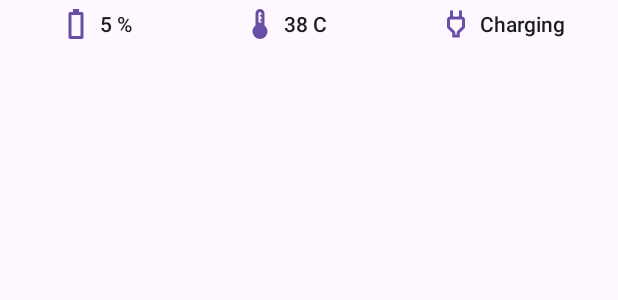
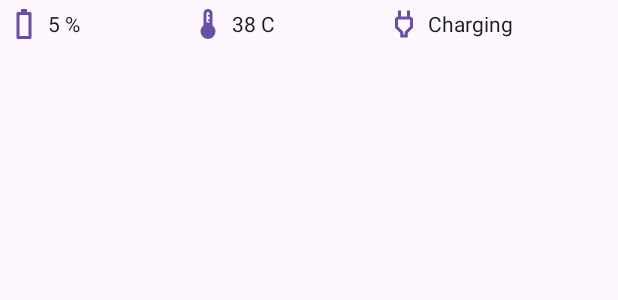
Before and after one commit to huyhunhngc/battery_meter, an Android app built with Jetpack Compose: the layout layout_notification_battery_small.xml on its own in the app's theme, with its tools: preview values and no code run, on a phone screen of 412 x 824 dp. Shown: the top 300 px of the screen. Run offline under Robolectric (Android 15) with nearby library versions, the phone set to English and light mode, and no system bars.

Commit message:
add action notification

```diff
--- a/app/src/main/res/drawable-night/ic_device_thermostat.xml
+++ /dev/null
@@ -1,10 +0,0 @@
-<vector xmlns:android="http://schemas.android.com/apk/res/android"
-    android:width="24dp"
-    android:height="24dp"
-    android:viewportWidth="960"
-    android:viewportHeight="960"
-    android:tint="?attr/colorControlNormal">
-    <path
-        android:fillColor="@android:color/white"
-        android:pathData="M480,880Q397,880 338.5,821.5Q280,763 280,680Q280,632 301,590.5Q322,549 360,520L360,200Q360,150 395,115Q430,80 480,80Q530,80 565,115Q600,150 600,200L600,520Q638,549 659,590.5Q680,632 680,680Q680,763 621.5,821.5Q563,880 480,880ZM440,440L520,440L520,400L480,400L480,360L520,360L520,280L480,280L480,240L520,240L520,200Q520,183 508.5,171.5Q497,160 480,160Q463,160 451.5,171.5Q440,183 440,200L440,440Z"/>
-</vector>
--- a/app/src/main/res/drawable-night/ic_power.xml
+++ /dev/null
@@ -1,10 +0,0 @@
-<vector xmlns:android="http://schemas.android.com/apk/res/android"
-    android:width="24dp"
-    android:height="24dp"
-    android:viewportWidth="960"
-    android:viewportHeight="960"
-    android:tint="?attr/colorControlNormal">
-    <path
-        android:fillColor="@android:color/white"
-        android:pathData="M460,760L500,760L500,686L640,546L640,360Q640,360 640,360Q640,360 640,360L320,360Q320,360 320,360Q320,360 320,360L320,546L460,686L460,760ZM380,840L380,720L240,580L240,360Q240,327 263.5,303.5Q287,280 320,280L360,280L320,320L320,120L400,120L400,280L560,280L560,120L640,120L640,320L600,280L640,280Q673,280 696.5,303.5Q720,327 720,360L720,580L580,720L580,840L380,840ZM480,560L480,560L480,560L480,560Q480,560 480,560Q480,560 480,560L480,560Q480,560 480,560Q480,560 480,560L480,560L480,560L480,560Z"/>
-</vector>
--- a/app/src/main/res/drawable/ic_device_thermostat.xml
+++ b/app/src/main/res/drawable/ic_device_thermostat.xml
@@ -5,6 +5,6 @@
     android:viewportHeight="960"
     android:tint="?attr/colorControlNormal">
   <path
-      android:fillColor="@android:color/black"
+      android:fillColor="@color/tint"
       android:pathData="M480,880Q397,880 338.5,821.5Q280,763 280,680Q280,632 301,590.5Q322,549 360,520L360,200Q360,150 395,115Q430,80 480,80Q530,80 565,115Q600,150 600,200L600,520Q638,549 659,590.5Q680,632 680,680Q680,763 621.5,821.5Q563,880 480,880ZM440,440L520,440L520,400L480,400L480,360L520,360L520,280L480,280L480,240L520,240L520,200Q520,183 508.5,171.5Q497,160 480,160Q463,160 451.5,171.5Q440,183 440,200L440,440Z"/>
 </vector>
--- a/app/src/main/res/drawable/ic_power.xml
+++ b/app/src/main/res/drawable/ic_power.xml
@@ -5,6 +5,6 @@
     android:viewportHeight="960"
     android:tint="?attr/colorControlNormal">
   <path
-      android:fillColor="@android:color/black"
+      android:fillColor="@color/tint"
       android:pathData="M460,760L500,760L500,686L640,546L640,360Q640,360 640,360Q640,360 640,360L320,360Q320,360 320,360Q320,360 320,360L320,546L460,686L460,760ZM380,840L380,720L240,580L240,360Q240,327 263.5,303.5Q287,280 320,280L360,280L320,320L320,120L400,120L400,280L560,280L560,120L640,120L640,320L600,280L640,280Q673,280 696.5,303.5Q720,327 720,360L720,580L580,720L580,840L380,840ZM480,560L480,560L480,560L480,560Q480,560 480,560Q480,560 480,560L480,560Q480,560 480,560Q480,560 480,560L480,560L480,560L480,560Z"/>
 </vector>
--- a/app/src/main/res/layout/layout_notification_battery_small.xml
+++ b/app/src/main/res/layout/layout_notification_battery_small.xml
@@ -4,13 +4,13 @@
     xmlns:tools="http://schemas.android.com/tools"
     android:layout_width="match_parent"
     android:layout_height="wrap_content"
+    android:orientation="horizontal"
     tools:ignore="UseCompoundDrawables">
 
     <LinearLayout
         android:layout_width="wrap_content"
         android:layout_height="wrap_content"
-        android:layout_weight="1"
-        android:gravity="center">
+        android:layout_weight="1">
 
         <ImageView
             android:id="@+id/battery_icon"
@@ -23,18 +23,18 @@
 
         <TextView
             android:id="@+id/battery_level"
-            style="@style/TextAppearance.Compat.Notification.Title"
+            style="@style/TextAppearance.Compat.Notification.Info"
             android:layout_width="wrap_content"
             android:layout_height="wrap_content"
             android:layout_gravity="center"
-            android:text="5 %" />
+            android:textSize="14sp"
+            tools:text="5 %" />
     </LinearLayout>
 
     <LinearLayout
         android:layout_width="wrap_content"
         android:layout_height="wrap_content"
-        android:layout_weight="1"
-        android:gravity="center">
+        android:layout_weight="1">
 
         <ImageView
             android:id="@+id/temperature_icon"
@@ -47,18 +47,18 @@
 
         <TextView
             android:id="@+id/temperature"
-            style="@style/TextAppearance.Compat.Notification.Title"
+            style="@style/TextAppearance.Compat.Notification.Info"
             android:layout_width="wrap_content"
             android:layout_height="wrap_content"
             android:layout_gravity="center"
-            android:text="38 C" />
+            android:textSize="14sp"
+            tools:text="38 C" />
     </LinearLayout>
 
     <LinearLayout
         android:layout_width="wrap_content"
         android:layout_height="wrap_content"
-        android:layout_weight="1"
-        android:gravity="center">
+        android:layout_weight="1">
 
         <ImageView
             android:id="@+id/charge_icon"
@@ -71,11 +71,12 @@
 
         <TextView
             android:id="@+id/charge_status"
-            style="@style/TextAppearance.Compat.Notification.Title"
+            style="@style/TextAppearance.Compat.Notification.Info"
             android:layout_width="wrap_content"
             android:layout_height="wrap_content"
             android:layout_gravity="center"
-            android:text="Charging" />
+            android:textSize="14sp"
+            tools:text="Charging" />
     </LinearLayout>
 
 </LinearLayout>
--- a/app/src/main/res/values/colors.xml
+++ b/app/src/main/res/values/colors.xml
@@ -7,6 +7,6 @@
     <color name="teal_700">#FF018786</color>
     <color name="black">#FF000000</color>
     <color name="white">#FFFFFFFF</color>
-    <color name="tint">#FF000000</color>
+    <color name="tint">#3A3737</color>
     <color name="launcher_icon_background_color">@android:color/holo_purple</color>
 </resources>
```
Also changed, not shown: app/src/main/java/io/github/ifa/glancewidget/service/BatteryStatusService.kt (+15 -2 lines), app/src/main/java/io/github/ifa/glancewidget/service/NotificationHandler.kt (+14 -6 lines), app/src/main/res/drawable/ic_launcher.xml (+22 -26 lines), app/src/main/res/layout/layout_notification_battery_large.xml (+14 -9 lines).
